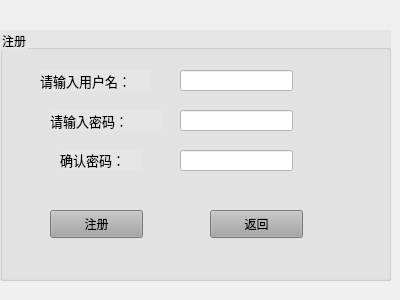
The window that login.ui (jswjc555/pyqt5_ruanzhu) describes before a commit, drawn with Qt 5.
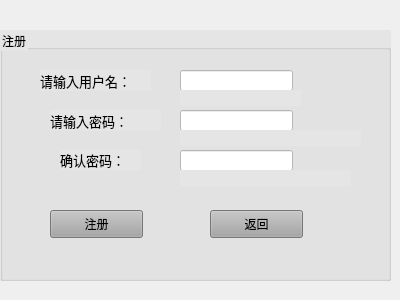
The same window after the commit.

Commit message: 新增功能：登录(handle_login) 和注册(user_regist),并连接数据库

Diff of the .ui file:
```diff
--- a/login.ui
+++ b/login.ui
@@ -255,6 +255,9 @@
     <property name="styleSheet">
      <string notr="true">background-color: rgb(255, 255, 255);</string>
     </property>
+    <property name="echoMode">
+     <enum>QLineEdit::Password</enum>
+    </property>
    </widget>
    <widget class="QLineEdit" name="regist_confpswlineEdit">
     <property name="geometry">
@@ -267,6 +270,48 @@
     </property>
     <property name="styleSheet">
      <string notr="true">background-color: rgb(255, 255, 255);</string>
+    </property>
+    <property name="echoMode">
+     <enum>QLineEdit::Password</enum>
+    </property>
+   </widget>
+   <widget class="QLabel" name="error_user">
+    <property name="geometry">
+     <rect>
+      <x>180</x>
+      <y>60</y>
+      <width>121</width>
+      <height>16</height>
+     </rect>
+    </property>
+    <property name="text">
+     <string/>
+    </property>
+   </widget>
+   <widget class="QLabel" name="error_psw">
+    <property name="geometry">
+     <rect>
+      <x>180</x>
+      <y>100</y>
+      <width>181</width>
+      <height>16</height>
+     </rect>
+    </property>
+    <property name="text">
+     <string/>
+    </property>
+   </widget>
+   <widget class="QLabel" name="error_confpsw">
+    <property name="geometry">
+     <rect>
+      <x>180</x>
+      <y>140</y>
+      <width>171</width>
+      <height>16</height>
+     </rect>
+    </property>
+    <property name="text">
+     <string/>
     </property>
    </widget>
   </widget>
```
Left out of the diff: 3 changed lines with no effect on the pictures. The commit also changes 3 other files.
